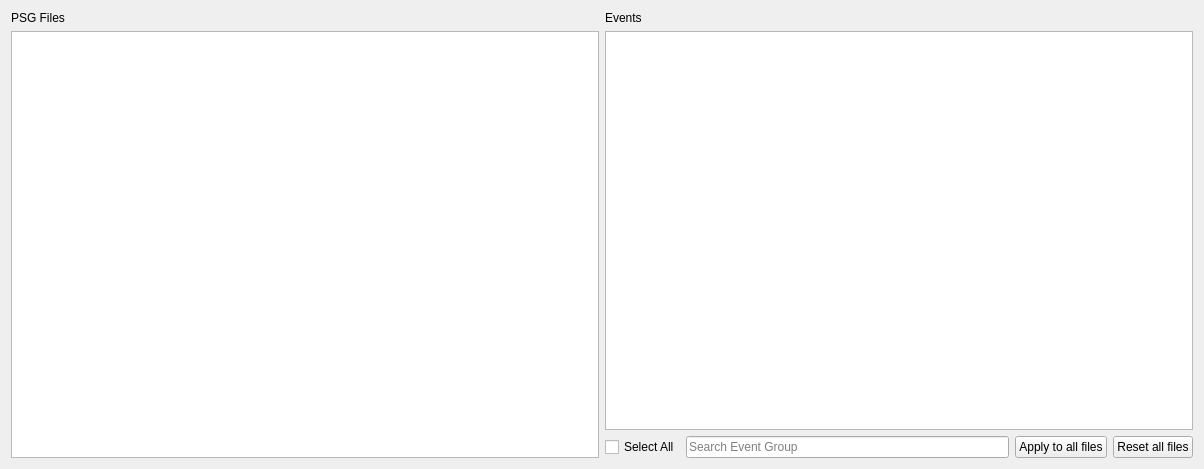
Before: the Qt Designer form tools/CEAMSTools/ConvertEDFbrowser/StadeSelection/Ui_StadeSelection.ui in SnoozToolbox/snooz-package-ceams, drawn with Qt 5.
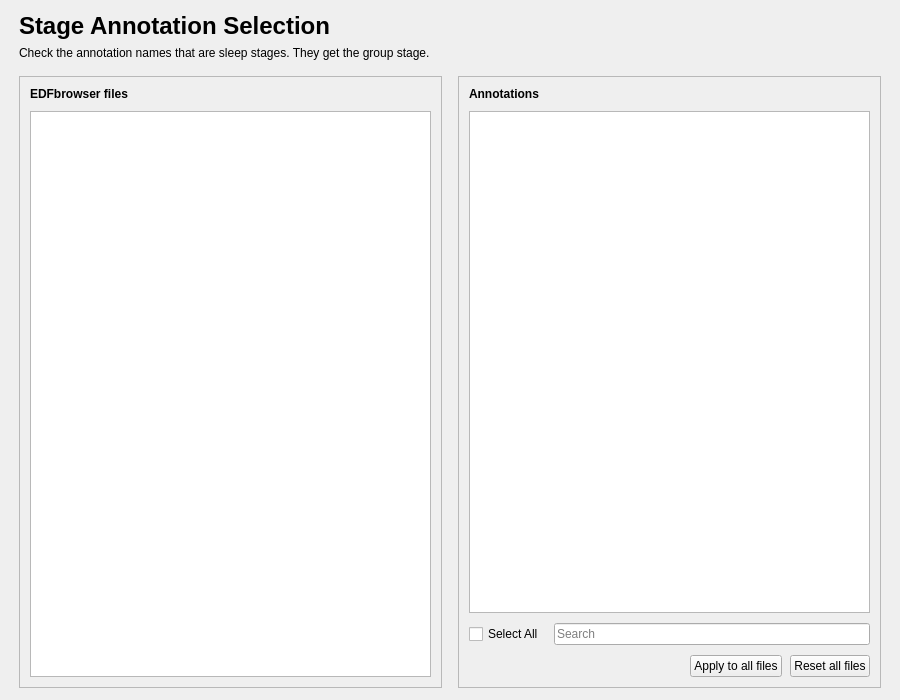
After: the same form once the commit is applied.

Commit message: Convert Annotations from EDFbrowser: redesigned pages (tool 2.3.2)

The edit to the form file:
```diff
--- a/tools/CEAMSTools/ConvertEDFbrowser/StadeSelection/Ui_StadeSelection.ui
+++ b/tools/CEAMSTools/ConvertEDFbrowser/StadeSelection/Ui_StadeSelection.ui
@@ -5,20 +5,103 @@
    <rect>
     <x>0</x>
     <y>0</y>
-    <width>1204</width>
-    <height>469</height>
+    <width>900</width>
+    <height>700</height>
    </rect>
   </property>
   <property name="windowTitle">
    <string>Form</string>
   </property>
-  <layout class="QHBoxLayout" name="horizontalLayout_2">
-   <item>
     <layout class="QVBoxLayout" name="verticalLayout">
+   <property name="spacing">
+    <number>16</number>
+   </property>
+   <property name="leftMargin">
+    <number>19</number>
+   </property>
+   <property name="topMargin">
+    <number>12</number>
+   </property>
+   <property name="rightMargin">
+    <number>19</number>
+   </property>
+   <property name="bottomMargin">
+    <number>12</number>
+   </property>
+   <item>
+    <layout class="QVBoxLayout" name="header_layout">
+     <property name="spacing">
+      <number>6</number>
+     </property>
+     <item>
+      <widget class="QLabel" name="title_label">
+       <property name="font">
+        <font>
+         <pointsize>18</pointsize>
+         <bold>true</bold>
+        </font>
+       </property>
+       <property name="text">
+        <string>Stage Annotation Selection</string>
+       </property>
+      </widget>
+     </item>
+     <item>
+      <widget class="QLabel" name="subtitle_label">
+       <property name="text">
+        <string>Check the annotation names that are sleep stages. They get the group stage.</string>
+       </property>
+       <property name="wordWrap">
+        <bool>true</bool>
+       </property>
+       <property name="variant" stdset="0">
+        <string notr="true">help</string>
+       </property>
+      </widget>
+     </item>
+    </layout>
+   </item>
+   <item>
+    <layout class="QHBoxLayout" name="lists_layout" stretch="1,1">
+     <property name="spacing">
+      <number>16</number>
+     </property>
+     <item>
+      <widget class="QFrame" name="files_card">
+       <property name="frameShape">
+        <enum>QFrame::Shape::StyledPanel</enum>
+       </property>
+       <property name="frameShadow">
+        <enum>QFrame::Shadow::Raised</enum>
+       </property>
+       <layout class="QVBoxLayout" name="files_card_layout">
+        <property name="spacing">
+         <number>10</number>
+        </property>
+        <property name="leftMargin">
+         <number>10</number>
+        </property>
+        <property name="topMargin">
+         <number>10</number>
+        </property>
+        <property name="rightMargin">
+         <number>10</number>
+        </property>
+        <property name="bottomMargin">
+         <number>10</number>
+        </property>
      <item>
       <widget class="QLabel" name="label">
+          <property name="font">
+           <font>
+            <bold>true</bold>
+           </font>
+          </property>
+          <property name="toolTip">
+           <string>Select an EDFbrowser file to show its annotations.</string>
+          </property>
        <property name="text">
-        <string>PSG Files</string>
+           <string>EDFbrowser files</string>
        </property>
       </widget>
      </item>
@@ -26,13 +109,44 @@
       <widget class="QListView" name="file_listview" />
      </item>
     </layout>
+      </widget>
    </item>
    <item>
-    <layout class="QVBoxLayout" name="verticalLayout_2">
+      <widget class="QFrame" name="events_card">
+       <property name="frameShape">
+        <enum>QFrame::Shape::StyledPanel</enum>
+       </property>
+       <property name="frameShadow">
+        <enum>QFrame::Shadow::Raised</enum>
+       </property>
+       <layout class="QVBoxLayout" name="events_card_layout">
+        <property name="spacing">
+         <number>10</number>
+        </property>
+        <property name="leftMargin">
+         <number>10</number>
+        </property>
+        <property name="topMargin">
+         <number>10</number>
+        </property>
+        <property name="rightMargin">
+         <number>10</number>
+        </property>
+        <property name="bottomMargin">
+         <number>10</number>
+        </property>
      <item>
       <widget class="QLabel" name="label_2">
+          <property name="font">
+           <font>
+            <bold>true</bold>
+           </font>
+          </property>
+          <property name="toolTip">
+           <string>The annotation names of the selected EDFbrowser file.</string>
+          </property>
        <property name="text">
-        <string>Events</string>
+           <string>Annotations</string>
        </property>
       </widget>
      </item>
@@ -50,7 +164,10 @@
       </widget>
      </item>
      <item>
-      <layout class="QHBoxLayout" name="horizontalLayout">
+         <layout class="QHBoxLayout" name="events_tools_layout" stretch="0,1">
+          <property name="spacing">
+           <number>10</number>
+          </property>
        <item>
         <widget class="QCheckBox" name="select_all_checkBox">
          <property name="text">
@@ -64,9 +181,32 @@
           <string />
          </property>
          <property name="placeholderText">
-          <string>Search Event Group</string>
-         </property>
-        </widget>
+             <string>Search</string>
+            </property>
+            <property name="text">
+             <string />
+            </property>
+           </widget>
+          </item>
+         </layout>
+        </item>
+        <item>
+         <layout class="QHBoxLayout" name="events_buttons_layout" stretch="1,0,0">
+          <property name="spacing">
+           <number>8</number>
+          </property>
+          <item>
+           <spacer name="events_buttons_layout_spacer">
+            <property name="orientation">
+             <enum>Qt::Orientation::Horizontal</enum>
+            </property>
+            <property name="sizeHint" stdset="0">
+             <size>
+              <width>40</width>
+              <height>20</height>
+             </size>
+            </property>
+           </spacer>
        </item>
        <item>
         <widget class="QPushButton" name="apply_all_pushButton">
@@ -85,8 +225,11 @@
       </layout>
      </item>
     </layout>
-   </item>
-  </layout>
+      </widget>
+     </item>
+    </layout>
+   </item>
+  </layout>
  </widget>
  <resources><include location="../../../../../snooz-toolbox/src/main/python/ui/themes/themes.qrc" /></resources>
  <connections>
```
Left out of the diff: 19 changed lines with no effect on the pictures. Lines whose indentation alone changed are shown as unchanged. The commit also changes 14 other files.
